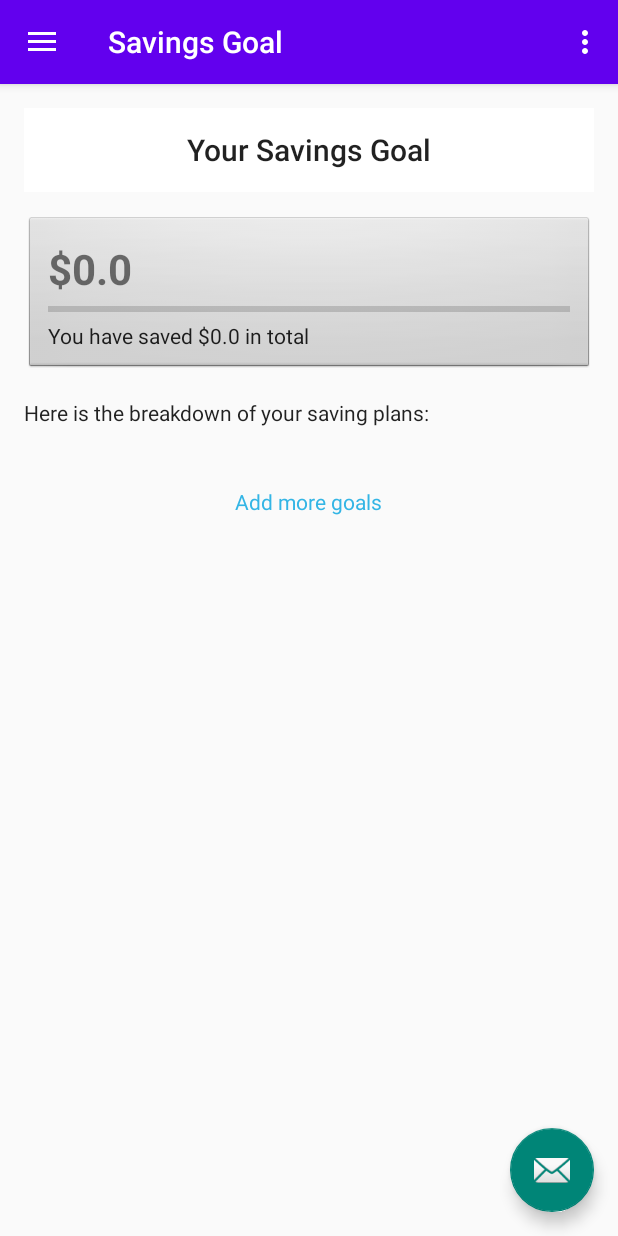
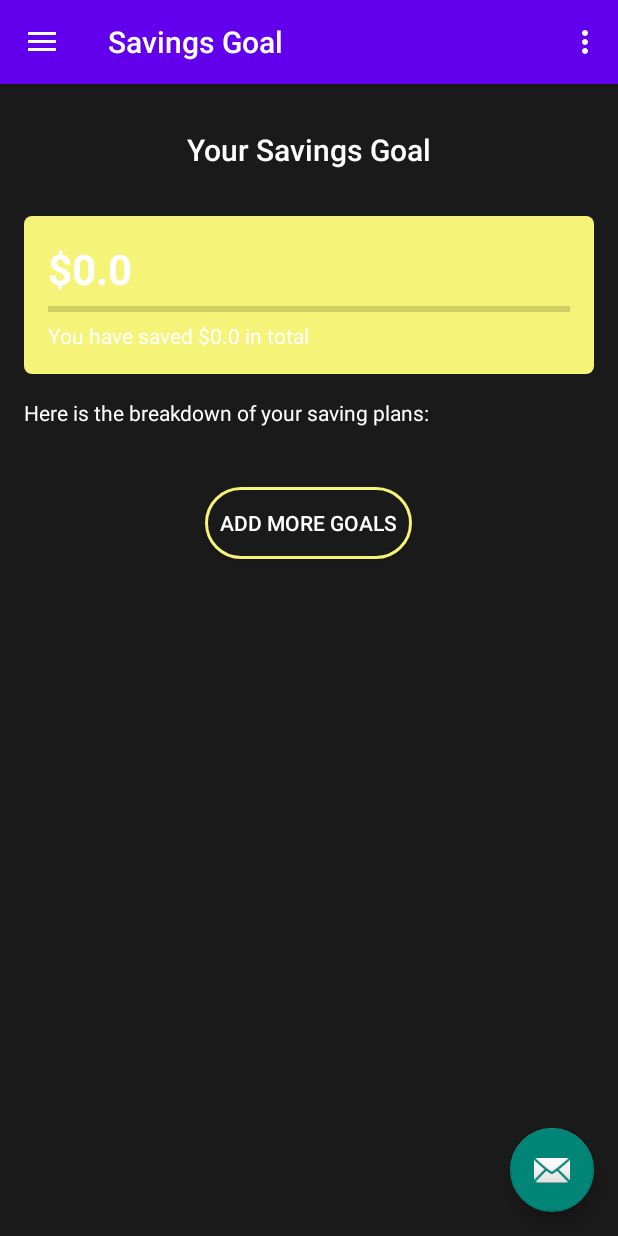
Before and after one commit to andyr3n/Broke-No-More, an Android app: the screen it shows after launch (MainActivity), in the side drawer, after a tap on "Savings Goal", on a phone screen of 412 x 824 dp. Run offline under Robolectric (Android 15) with nearby library versions, the phone set to English and light mode, and no system bars; our stand-ins replace navigation-ui.

Commit message:
changed the UI colors to match main app theme.

```diff
--- a/app/src/main/res/layout/fragment_savings_goal.xml
+++ b/app/src/main/res/layout/fragment_savings_goal.xml
@@ -4,14 +4,15 @@
     android:layout_width="match_parent"
     android:layout_height="match_parent"
     android:orientation="vertical"
-    android:padding="16dp">
+    android:padding="16dp"
+    android:background="@color/black">
 
     <!-- Toolbar with title and back button enabled in Activity -->
     <androidx.appcompat.widget.Toolbar
         android:id="@+id/toolbar"
         android:layout_width="match_parent"
         android:layout_height="wrap_content"
-        android:background="@android:color/white">
+        android:background="@color/black">
 
         <TextView
             android:id="@+id/title"
@@ -19,7 +20,8 @@
             android:layout_height="wrap_content"
             android:layout_gravity="center"
             android:text="Your Savings Goal"
-            android:textAppearance="@style/TextAppearance.AppCompat.Title" />
+            android:textAppearance="@style/TextAppearance.AppCompat.Title"
+            android:textColor="@color/white" />
     </androidx.appcompat.widget.Toolbar>
 
     <!-- Total Savings Summary -->
@@ -28,7 +30,7 @@
         android:layout_height="wrap_content"
         android:orientation="vertical"
         android:layout_marginTop="16dp"
-        android:background="@android:drawable/btn_default"
+        android:background="@drawable/yellow_box"
         android:padding="16dp">
 
         <TextView
@@ -37,7 +39,8 @@
             android:layout_height="wrap_content"
             android:text="$0"
             android:textSize="28sp"
-            android:textStyle="bold" />
+            android:textStyle="bold"
+            android:textColor="@color/white" />
 
         <ProgressBar
             android:id="@+id/totalSavingProgress"
@@ -51,7 +54,8 @@
             android:layout_width="wrap_content"
             android:layout_height="wrap_content"
             android:text="You have saved $0 in total"
-            android:textAppearance="@style/TextAppearance.AppCompat.Body1" />
+            android:textAppearance="@style/TextAppearance.AppCompat.Body1"
+            android:textColor="@color/white" />
     </LinearLayout>
 
     <!-- Savings Breakdown Title -->
@@ -62,7 +66,8 @@
         android:text="Here is the breakdown of your saving plans:"
         android:textAppearance="@style/TextAppearance.AppCompat.Body1"
         android:layout_marginTop="16dp"
-        android:layout_marginBottom="8dp" />
+        android:layout_marginBottom="8dp"
+        android:textColor="@color/white" />
 
     <!-- Dynamic Savings Container -->
     <LinearLayout
@@ -74,12 +79,14 @@
     </LinearLayout>
 
     <!-- Add More Goals Button -->
-    <TextView
+    <Button
         android:id="@+id/addMoreGoals"
         android:layout_width="wrap_content"
         android:layout_height="wrap_content"
         android:text="Add more goals"
-        android:textColor="@android:color/holo_blue_light"
+        android:textColor="@color/white"
+        android:background="@drawable/round_black_yellowstroke"
+        android:padding="10dp"
         android:layout_marginTop="16dp"
         android:layout_gravity="center_horizontal" />
 </LinearLayout>
--- a/app/src/main/res/values/colors.xml
+++ b/app/src/main/res/values/colors.xml
@@ -10,4 +10,5 @@
     <color name="white">#FFFFFFFF</color>
     <color name="yellow">#F5F378</color>
     <color name="purple">#DCC1FF</color>
+    <color name="gray">#CCCCCC</color>
 </resources>
```
Also changed, not shown: app/src/main/res/layout/dialog_add_goal.xml (+17 -4 lines), app/src/main/res/layout/item_saving_goal.xml (+5 -3 lines).
